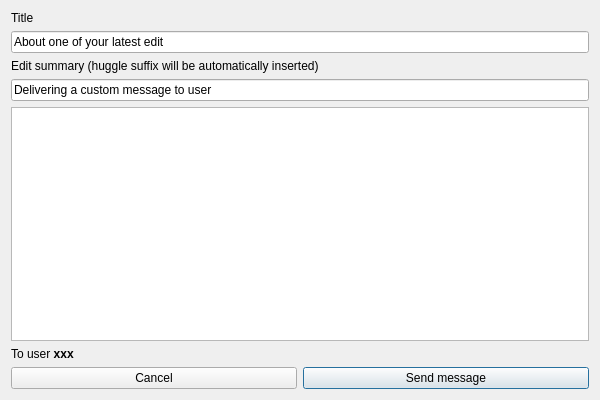
Above: huggle/custommessage.ui from huggle/huggle3-qt-lx before the change. Below: the same form after it.
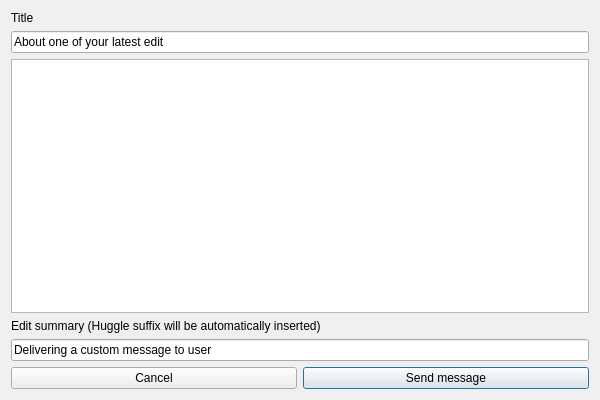
That is the form after the change. Icons and pictures are not drawn.

Patch:
```diff
--- a/huggle/custommessage.ui
+++ b/huggle/custommessage.ui
@@ -35,20 +35,6 @@
      </property>
     </widget>
    </item>
-   <item>
-    <widget class="QLabel" name="lSummary">
-     <property name="text">
-      <string>Edit summary (huggle suffix will be automatically inserted)</string>
-     </property>
-    </widget>
-   </item>
-   <item>
-    <widget class="QLineEdit" name="leSummary">
-     <property name="text">
-      <string>Delivering a custom message to user</string>
-     </property>
-    </widget>
-   </item>
    <item>
     <widget class="QPlainTextEdit" name="plainTextEdit">
      <property name="plainText">
@@ -57,15 +43,16 @@
     </widget>
    </item>
    <item>
-    <widget class="QLabel" name="label">
+    <widget class="QLabel" name="lSummary">
      <property name="text">
-      <string>To user &lt;b&gt;xxx&lt;/b&gt;</string>
+      <string>&lt;html&gt;&lt;head/&gt;&lt;body&gt;&lt;p&gt;Edit summary (Huggle suffix will be automatically inserted)&lt;/p&gt;&lt;/body&gt;&lt;/html&gt;</string>
      </property>
-     <property name="scaledContents">
-      <bool>false</bool>
-     </property>
-     <property name="wordWrap">
-      <bool>false</bool>
+    </widget>
+   </item>
+   <item>
+    <widget class="QLineEdit" name="leSummary">
+     <property name="text">
+      <string>Delivering a custom message to user</string>
      </property>
     </widget>
    </item>
```
